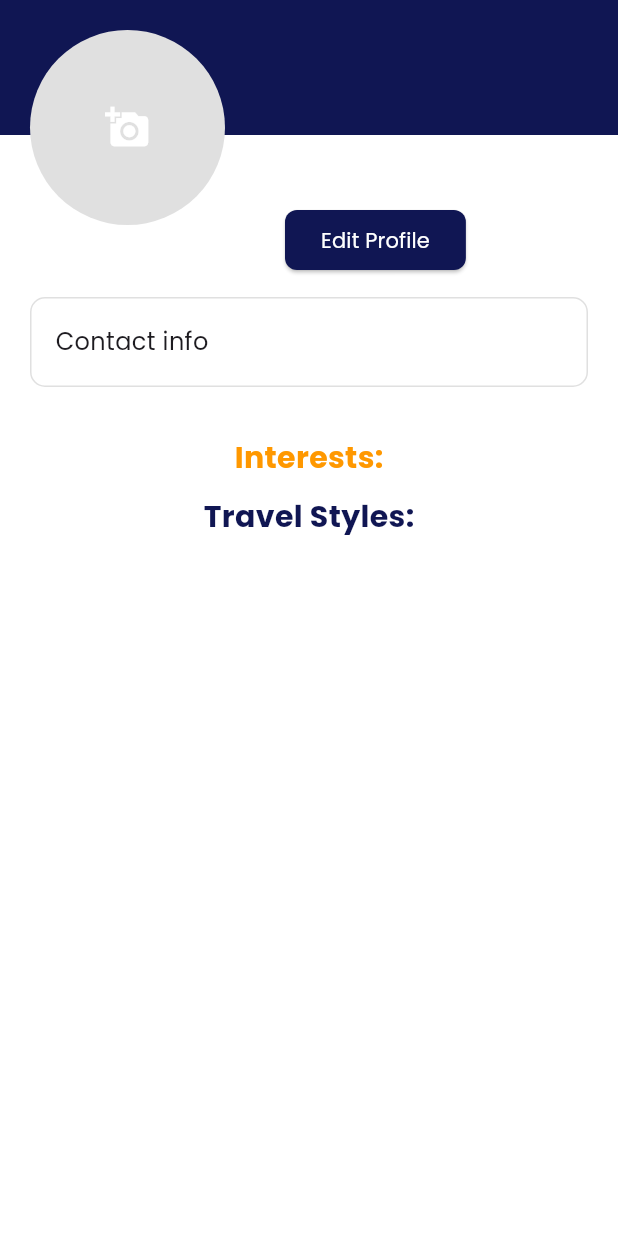
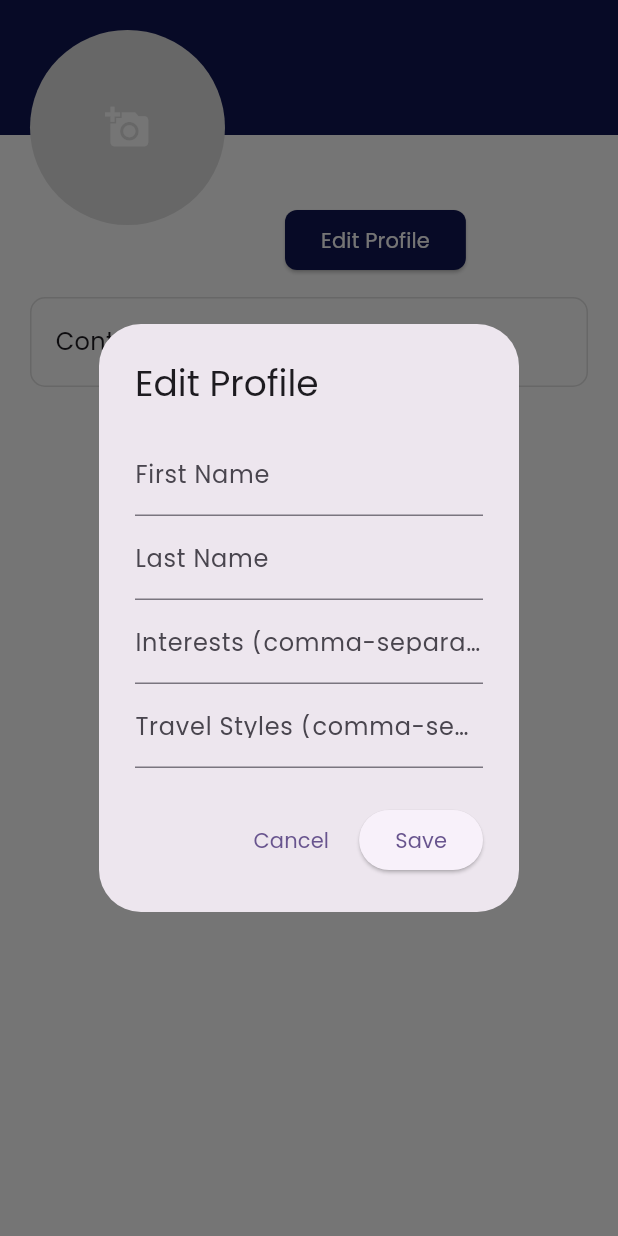
Before and after one commit to CMSC-23-2nd-Sem-2024-2025/Roamie-app, a Flutter app: the ProfilePage screen opened directly, after a tap on "Edit Profile", on a phone screen of 412 x 824 dp. Run offline on Flutter 3.47's test engine with Material 3 defaults, Android fonts, the phone set to English and light mode, and no system bars; our stand-ins replace cloud_firestore, firebase_auth, firebase_core, google_sign_in, image_picker; accounts and stored records are empty; generated files the repository leaves out were written again.

Commit message:
feat: Working Profile Picture

```diff
--- a/lib/provider/user_provider.dart
+++ b/lib/provider/user_provider.dart
@@ -6,14 +6,18 @@ import 'package:firebase_auth/firebase_auth.dart';
 
 
 class UserProvider with ChangeNotifier {
+
   final FirebaseUserAPI firebaseService = FirebaseUserAPI();
+
+  // Private fields to hold the user ID, user data, and stream of user data
   String? _userId;
+  Map<String, dynamic>? _currentUser;
   Stream<QuerySnapshot>? _userStream;
 
-  // getter
+  // Public getter for userId
   String? get userId => _userId;
 
-  // Get the current user ID and load user data
+  // initializes the provider by getting the current user ID and fetching user data
   UserProvider() {
     _userId = FirebaseAuth.instance.currentUser?.uid;
     if (_userId != null) {
@@ -21,28 +25,31 @@ class UserProvider with ChangeNotifier {
     }
   }
 
-  //stream of current user data
+  // Public getter for user data stream (used with StreamBuilder)
   Stream<QuerySnapshot>? get userStream => _userStream;
 
+  // Public getter for the current user data as a Map
+  Map<String, dynamic>? get currentUser => _currentUser;
+
+  // Fetches the user's data as a stream from Firestore and updates the provider
   void getUser(String id) {
     _userStream = firebaseService.getUserInfo(id);
     notifyListeners();
   }
 
-  // Add user to the collection
+  // Adds a new user to Firestore using the AppUser model
   Future<void> addUser(AppUser user) async {
     String message = await firebaseService.addUser(user.toJson());
     print(message);
     notifyListeners();
   }
 
-   Future<void> updateUser(String userId, Map<String, dynamic> data) async {
+  // Updates the existing user data in Firestore and notifies listeners
+  Future<void> updateUser(String userId, Map<String, dynamic> data) async {
     if (userId.isEmpty) return;
 
     String message = await firebaseService.updateUserByUserId(userId, data);
     print(message);
     notifyListeners();
   }
-
-
 }
--- a/lib/screens/profile_page.dart
+++ b/lib/screens/profile_page.dart
@@ -41,6 +41,7 @@ class _ProfilePageState extends State<ProfilePage>{
         final name = "${userData['firstName']} ${userData['lastName']}";
         final interests = List<String>.from(userData['interests'] ?? []);
         final travelStyles = List<String>.from(userData['travelStyles'] ?? []);
+        final profilePictureBase64 = userData['profilePicture'] ?? '';
 
         return Scaffold(
           body: SingleChildScrollView(
@@ -60,6 +61,7 @@ class _ProfilePageState extends State<ProfilePage>{
                       name: name,
                       interests: interests,
                       travelStyles: travelStyles,
+                      profilePictureBase64: profilePictureBase64,
                     ),
                     const ContactsUser(),
                     const SizedBox(height: 20),
@@ -106,6 +108,7 @@ class ProfileHeader extends StatefulWidget {
   final String name;
   final List<String> interests;
   final List<String> travelStyles;
+  final String? profilePictureBase64;
 
   const ProfileHeader({
     super.key,
@@ -113,6 +116,7 @@ class ProfileHeader extends StatefulWidget {
     required this.name,
     required this.interests,
     required this.travelStyles,
+    this.profilePictureBase64
   });
 
   @override
@@ -120,7 +124,24 @@ class ProfileHeader extends StatefulWidget {
 }
 
 class _ProfileHeaderState extends State<ProfileHeader> {
+  // Holds the image data as bytes for displaying the profile picture.
+  // It will be initialized with the decoded base64 image from Firestore if available,
+  // or with the newly picked image bytes.
   Uint8List? _image;
+
+   @override
+  void initState() {
+    super.initState();
+    // When the widget is first created, check if there's a profile picture stored as base64.
+    // If so, decode it to Uint8List and assign it to _image to display it in the avatar.
+    if (widget.profilePictureBase64 != null && widget.profilePictureBase64!.isNotEmpty) {
+      try {
+        _image = base64Decode(widget.profilePictureBase64!);
+      } catch (e) {
+        // optionally log error or ignore
+      }
+    }
+  }
 
   // Pick Image for profile picture
   Future<void> _pickImage() async {
@@ -140,6 +161,7 @@ class _ProfileHeaderState extends State<ProfileHeader> {
       _image = bytes;
     });
 
+    // Encode the image bytes to base64 string to save in Firestore.
     String base64Image = base64Encode(bytes);
 
     // Update user document with profile picture
@@ -215,12 +237,17 @@ class EditButton extends StatelessWidget {
 
   @override
   Widget build(BuildContext context) {
+
     return Padding(
       padding: const EdgeInsets.symmetric(horizontal: 20, vertical: 10),
       child: Align(
         alignment: Alignment.centerRight,
         child: ElevatedButton(
           onPressed: () {
+            showDialog(
+              context: context,
+              builder: (_) => EditProfileDialog(),
+            );
           },
           style: ElevatedButton.styleFrom(
             backgroundColor: const Color(0xFF101653),
@@ -327,3 +354,101 @@ Widget styleGrid(List<String> travelStyles) {
     ),
   );
 }
+
+// Editing widget for the user except for username and email
+class EditProfileDialog extends StatefulWidget {
+  const EditProfileDialog({super.key});
+
+  @override
+  State<EditProfileDialog> createState() => _EditProfileDialogState();
+}
+
+class _EditProfileDialogState extends State<EditProfileDialog> {
+  final _formKey = GlobalKey<FormState>();
+  late TextEditingController _firstNameController;
+  late TextEditingController _lastNameController;
+  late TextEditingController _interestsController;
+  late TextEditingController _travelStylesController;
+
+  @override
+  void initState() {
+    super.initState();
+    final userProvider = Provider.of<UserProvider>(context, listen: false);
+    final userData = userProvider.currentUser;
+
+    _firstNameController = TextEditingController(text: userData?['firstName'] ?? '');
+    _lastNameController = TextEditingController(text: userData?['lastName'] ?? '');
+    _interestsController = TextEditingController(text: (userData?['interests'] ?? []).join(', '));
+    _travelStylesController = TextEditingController(text: (userData?['travelStyles'] ?? []).join(', '));
+  }
+
+  @override
+  void dispose() {
+    _firstNameController.dispose();
+    _lastNameController.dispose();
+    _interestsController.dispose();
+    _travelStylesController.dispose();
+    super.dispose();
+  }
+
+  void _saveChanges() async {
+    final userProvider = Provider.of<UserProvider>(context, listen: false);
+    final userId = userProvider.userId;
+
+    if (_formKey.currentState!.validate() && userId != null) {
+      final updatedData = {
+        'firstName': _firstNameController.text.trim(),
+        'lastName': _lastNameController.text.trim(),
+        'interests': _interestsController.text.split(',').map((e) => e.trim()).toList(),
+        'travelStyles': _travelStylesController.text.split(',').map((e) => e.trim()).toList(),
+      };
+
+      await userProvider.updateUser(userId, updatedData);
+      Navigator.of(context).pop(); // Close dialog
+    }
+  }
+
+  @override
+  Widget build(BuildContext context) {
+    return AlertDialog(
+      title: const Text('Edit Profile'),
+      content: SingleChildScrollView(
+        child: Form(
+          key: _formKey,
+          child: Column(
+            children: [
+              TextFormField(
+                controller: _firstNameController,
+                decoration: const InputDecoration(labelText: 'First Name'),
+                validator: (value) => value!.isEmpty ? 'Required' : null,
+              ),
+              TextFormField(
+                controller: _lastNameController,
+                decoration: const InputDecoration(labelText: 'Last Name'),
+                validator: (value) => value!.isEmpty ? 'Required' : null,
+              ),
+              TextFormField(
+                controller: _interestsController,
+                decoration: const InputDecoration(labelText: 'Interests (comma-separated)'),
+              ),
+              TextFormField(
+                controller: _travelStylesController,
+                decoration: const InputDecoration(labelText: 'Travel Styles (comma-separated)'),
+              ),
+            ],
+          ),
+        ),
+      ),
+      actions: [
+        TextButton(
+          onPressed: () => Navigator.of(context).pop(),
+          child: const Text('Cancel'),
+        ),
+        ElevatedButton(
+          onPressed: _saveChanges,
+          child: const Text('Save'),
+        ),
+      ],
+    );
+  }
+}
```
